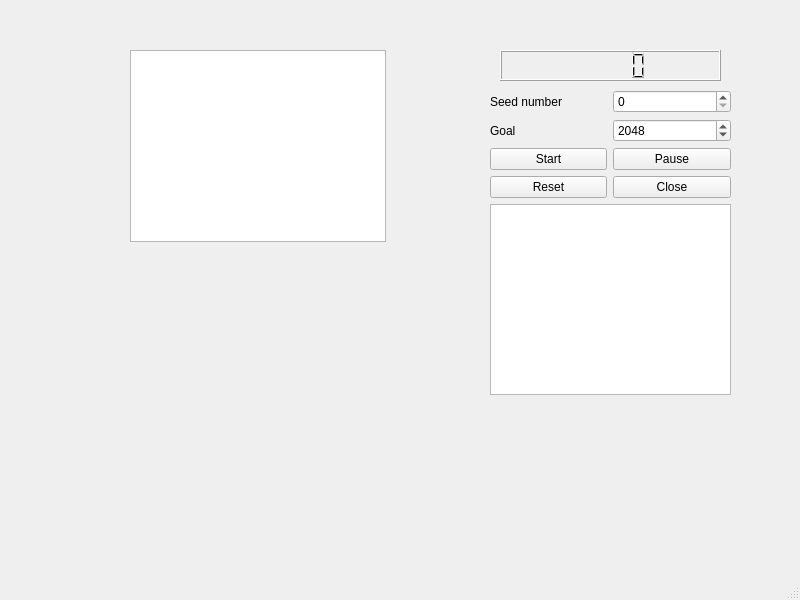
Before: the Qt Designer form student/12/numbers_gui/mainwindow.ui in teanre/programming-2-projects, drawn with Qt 5.
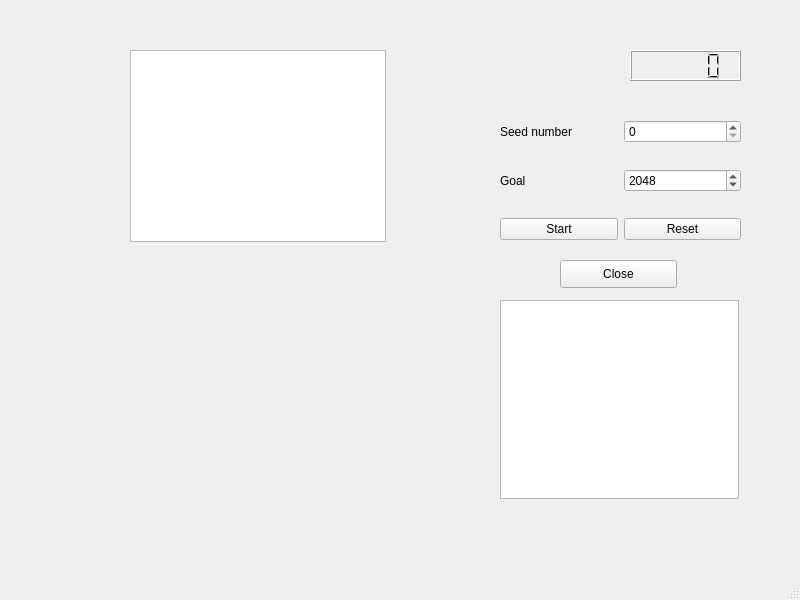
After: the same form once the commit is applied.

```diff
--- a/student/12/numbers_gui/mainwindow.ui
+++ b/student/12/numbers_gui/mainwindow.ui
@@ -17,27 +17,44 @@
    <widget class="QWidget" name="gridLayoutWidget">
     <property name="geometry">
      <rect>
-      <x>490</x>
-      <y>90</y>
+      <x>500</x>
+      <y>100</y>
       <width>241</width>
-      <height>305</height>
+      <height>161</height>
      </rect>
     </property>
     <layout class="QGridLayout" name="gridLayout">
+     <item row="0" column="0">
+      <widget class="QLabel" name="seedLabel">
+       <property name="text">
+        <string>Seed number</string>
+       </property>
+      </widget>
+     </item>
+     <item row="1" column="0">
+      <widget class="QLabel" name="goalLabel">
+       <property name="text">
+        <string>Goal</string>
+       </property>
+      </widget>
+     </item>
      <item row="5" column="1">
-      <widget class="QPushButton" name="pauseButton">
-       <property name="text">
-        <string>Pause</string>
-       </property>
-      </widget>
-     </item>
-     <item row="7" column="0">
       <widget class="QPushButton" name="resetButton">
        <property name="text">
         <string>Reset</string>
        </property>
       </widget>
      </item>
+     <item row="0" column="1">
+      <widget class="QSpinBox" name="seedSpinBox"/>
+     </item>
+     <item row="5" column="0">
+      <widget class="QPushButton" name="startButton">
+       <property name="text">
+        <string>Start</string>
+       </property>
+      </widget>
+     </item>
      <item row="1" column="1">
       <widget class="QSpinBox" name="goalSpinBox">
        <property name="minimum">
@@ -51,40 +68,6 @@
        </property>
       </widget>
      </item>
-     <item row="0" column="1">
-      <widget class="QSpinBox" name="seedSpinBox"/>
-     </item>
-     <item row="5" column="0">
-      <widget class="QPushButton" name="startButton">
-       <property name="text">
-        <string>Start</string>
-       </property>
-      </widget>
-     </item>
-     <item row="0" column="0">
-      <widget class="QLabel" name="seedLabel">
-       <property name="text">
-        <string>Seed number</string>
-       </property>
-      </widget>
-     </item>
-     <item row="8" column="0" colspan="2">
-      <widget class="QTextBrowser" name="textBrowser"/>
-     </item>
-     <item row="1" column="0">
-      <widget class="QLabel" name="goalLabel">
-       <property name="text">
-        <string>Goal</string>
-       </property>
-      </widget>
-     </item>
-     <item row="7" column="1">
-      <widget class="QPushButton" name="closeButton">
-       <property name="text">
-        <string>Close</string>
-       </property>
-      </widget>
-     </item>
     </layout>
    </widget>
    <widget class="QGraphicsView" name="graphicsView">
@@ -100,13 +83,36 @@
    <widget class="QLCDNumber" name="timerLcd">
     <property name="geometry">
      <rect>
-      <x>500</x>
+      <x>630</x>
       <y>50</y>
-      <width>221</width>
+      <width>111</width>
       <height>31</height>
      </rect>
     </property>
    </widget>
+   <widget class="QPushButton" name="closeButton">
+    <property name="geometry">
+     <rect>
+      <x>560</x>
+      <y>260</y>
+      <width>117</width>
+      <height>28</height>
+     </rect>
+    </property>
+    <property name="text">
+     <string>Close</string>
+    </property>
+   </widget>
+   <widget class="QTextBrowser" name="textBrowser">
+    <property name="geometry">
+     <rect>
+      <x>500</x>
+      <y>300</y>
+      <width>239</width>
+      <height>199</height>
+     </rect>
+    </property>
+   </widget>
   </widget>
   <widget class="QMenuBar" name="menubar">
    <property name="geometry">
```
